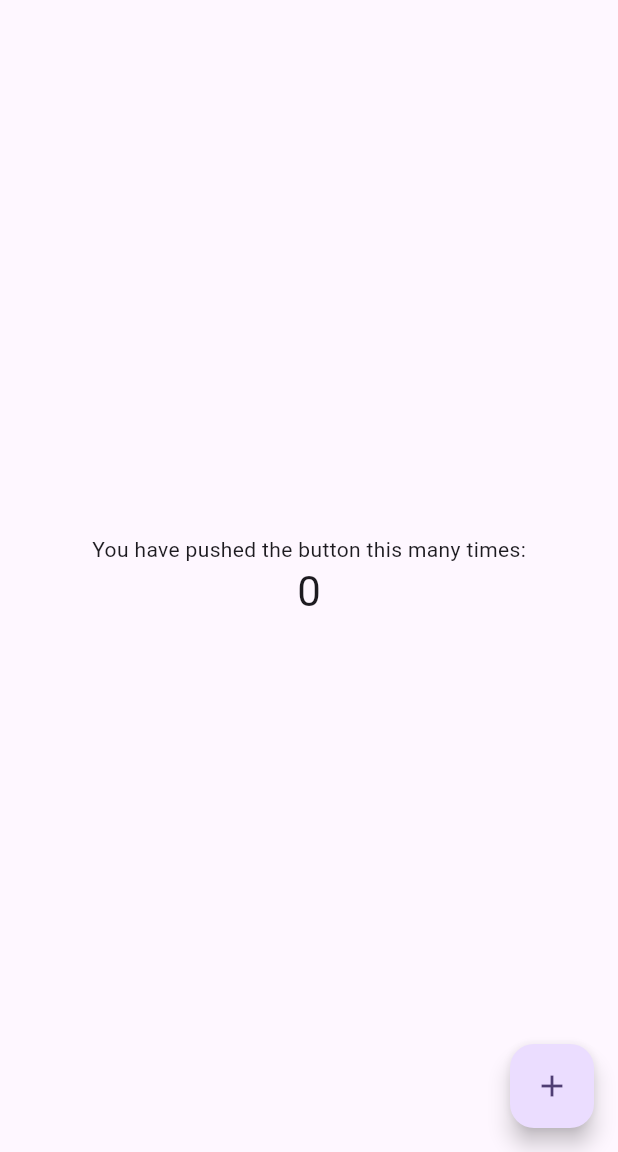
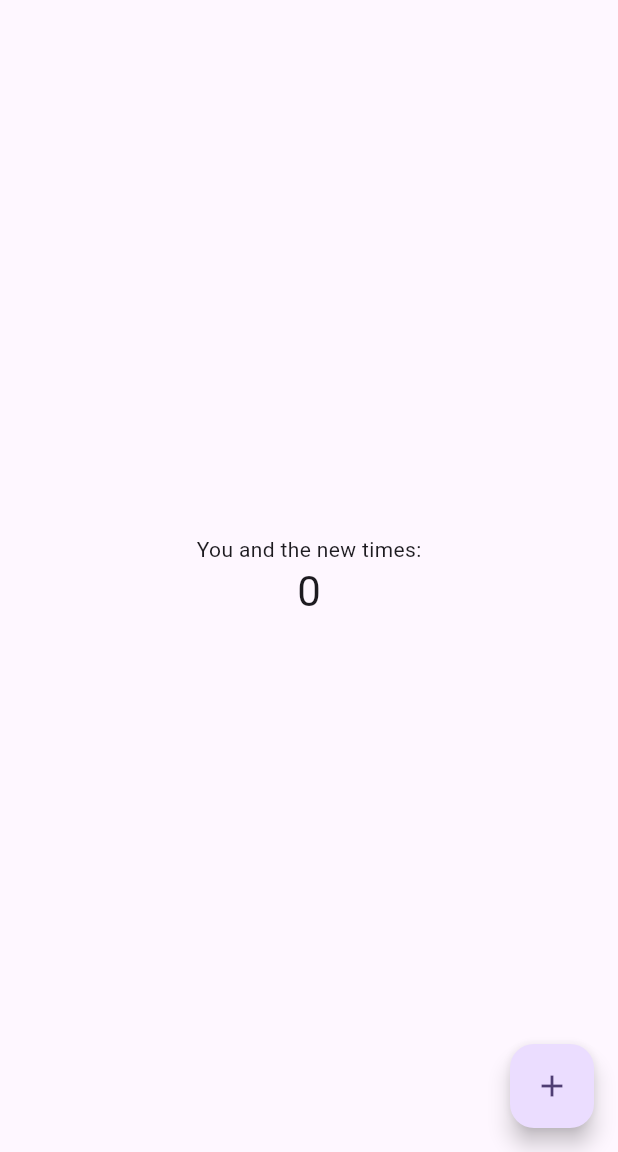
Before and after one commit to Mukian-Mayan/Kampus_Mart-, a Flutter app: the screen it shows after launch, on a phone screen of 412 x 824 dp, the part 84-1236 px from its top. Run offline on Flutter 3.47's test engine with Material 3 defaults, Android fonts, the phone set to English and light mode, and no system bars.

```diff
--- a/lib/main.dart
+++ b/lib/main.dart
@@ -104,7 +104,7 @@ class _MyHomePageState extends State<MyHomePage> {
           // wireframe for each widget.
           mainAxisAlignment: MainAxisAlignment.center,
           children: <Widget>[
-            const Text('You have pushed the button this many times:'),
+            const Text('You and the new times:'),
             Text(
               '$_counter',
               style: Theme.of(context).textTheme.headlineMedium,
```
Also changed, not shown: 1 other file.
